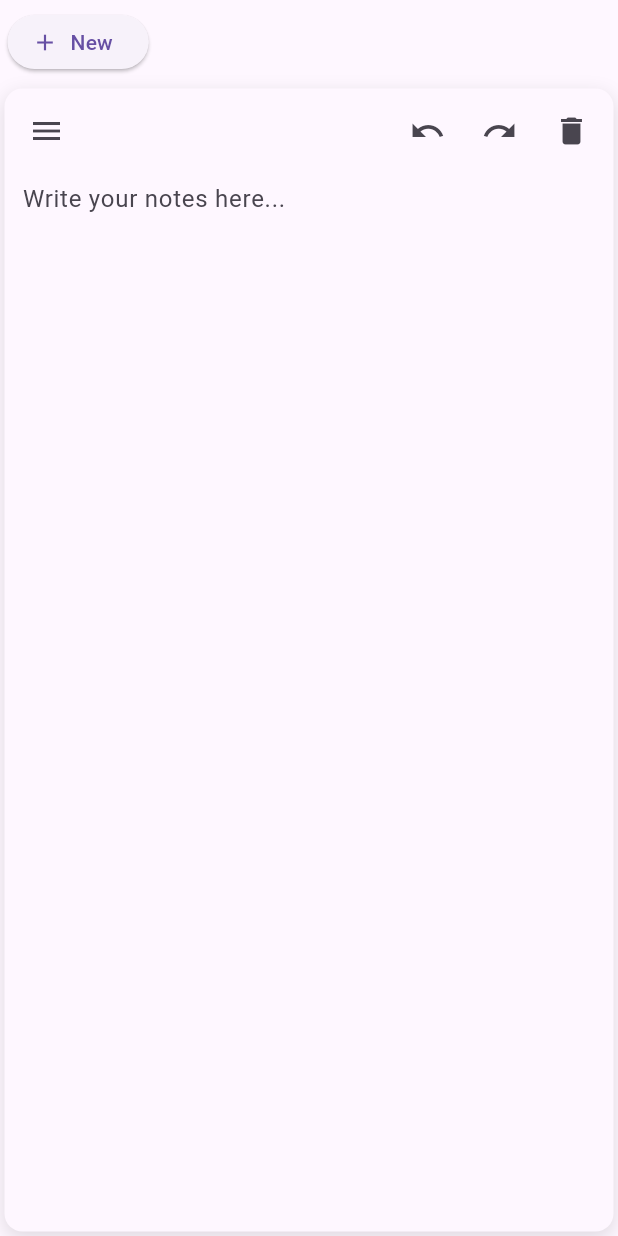
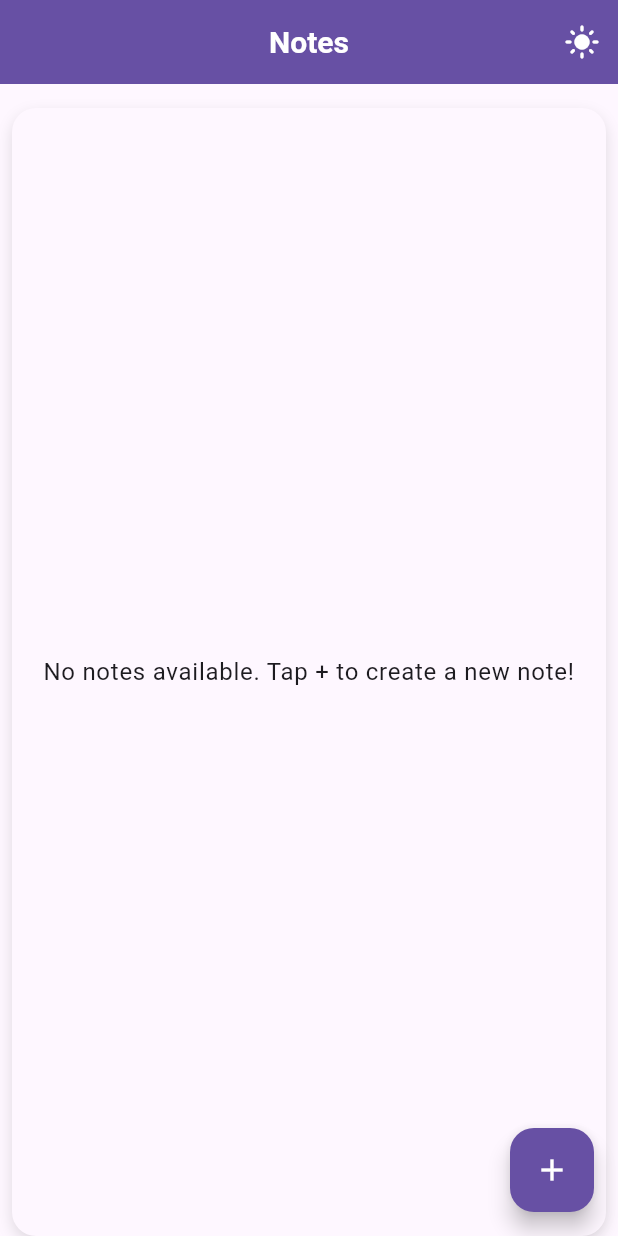
Before and after one commit to raj121276thakre/Flutter-Text-Editor, a Flutter app: the screen it shows after launch, on a phone screen of 412 x 824 dp. Run offline on Flutter 3.47's test engine with Material 3 defaults, Android fonts, the phone set to English and light mode, and no system bars; our stand-ins replace shared_preferences, sqflite; accounts and stored records are empty.

Commit message:
good ui done with floating Action with 4 butttons

```diff
--- a/lib/Screens/note_screen.dart
+++ b/lib/Screens/note_screen.dart
@@ -11,7 +11,7 @@ class NoteScreen extends StatefulWidget {
 }
 
 class _NoteScreenState extends State<NoteScreen> {
-  final GlobalKey<ScaffoldState> _scaffoldKey = GlobalKey<ScaffoldState>();
+  bool _isFabExpanded = false; // To track FAB expansion
 
   @override
   void initState() {
@@ -32,127 +32,113 @@ class _NoteScreenState extends State<NoteScreen> {
   @override
   Widget build(BuildContext context) {
     final noteProvider = Provider.of<NoteProvider>(context);
+    final themeProvider = Provider.of<ThemeProvider>(context);
+    final theme = Theme.of(context);
 
     return Scaffold(
-      key: _scaffoldKey,
-      drawer: SafeArea(
-        child: Drawer(
-          child: ListView(
-            padding: EdgeInsets.zero,
+      appBar: AppBar(
+        title: Text(
+          "Notes",
+          style: TextStyle(
+            color: theme.colorScheme.onPrimary,
+            fontWeight: FontWeight.bold,
+            fontSize: 20.0,
+          ),
+        ),
+        centerTitle: true,
+        backgroundColor: theme.colorScheme.primary,
+        elevation: 4.0,
+        actions: [
+          IconButton(
+            icon: Icon(
+              themeProvider.isDarkMode ? Icons.dark_mode : Icons.light_mode,
+              color: theme.colorScheme.onPrimary,
+            ),
+            tooltip: themeProvider.isDarkMode ? "Switch to Light Mode" : "Switch to Dark Mode",
+            onPressed: () {
+              themeProvider.toggleTheme(!themeProvider.isDarkMode);
+            },
+          ),
+        ],
+      ),
+      body: SafeArea(
+        child: Column(
           children: [
-              SwitchListTile(
-                title: const Text('Dark Mode'),
-                value: Provider.of<ThemeProvider>(context).isDarkMode,
-                onChanged: (value) {
-                  Provider.of<ThemeProvider>(context, listen: false)
-                      .toggleTheme(value);
+            // Custom Tabs Section (Horizontal Buttons)
+            Container(
+              color: theme.colorScheme.background,
+              padding: const EdgeInsets.symmetric(vertical: 8.0),
+              child: SingleChildScrollView(
+                scrollDirection: Axis.horizontal,
+                child: Row(
+                  children: [
+                    ...List.generate(
+                      noteProvider.notes.length,
+                      (index) {
+                        final isSelected =
+                            index == noteProvider.currentNoteIndex;
+                        return Padding(
+                          padding: const EdgeInsets.symmetric(horizontal: 6.0),
+                          child: ElevatedButton(
+                            style: ElevatedButton.styleFrom(
+                              backgroundColor: theme.colorScheme.background,
+                              foregroundColor: isSelected
+                                  ? theme.colorScheme.primary
+                                  : theme.colorScheme.onSurface,
+                              shape: RoundedRectangleBorder(
+                                borderRadius: BorderRadius.circular(12.0),
+                                side: BorderSide(
+                                  color: isSelected
+                                      ? theme.colorScheme.primary
+                                      : Colors.grey.shade300,
+                                ),
+                              ),
+                              elevation: 0,
+                            ),
+                            onPressed: () => noteProvider.selectNote(index),
+                            child: Text(
+                              noteProvider.notes[index].title,
+                              style: TextStyle(
+                                fontWeight: isSelected
+                                    ? FontWeight.bold
+                                    : FontWeight.normal,
+                              ),
+                            ),
+                          ),
+                        );
                       },
                     ),
                   ],
                 ),
               ),
             ),
-      body: SafeArea(
-        child: Column(
-          children: [
-            Container(
-              margin: const EdgeInsets.symmetric(vertical: 8.0),
-              height: 40,
-              padding: const EdgeInsets.symmetric(horizontal: 2.0, vertical: 2),
-              child: ListView.builder(
-                scrollDirection: Axis.horizontal,
-                itemCount: noteProvider.notes.length + 1,
-                itemBuilder: (context, index) {
-                  if (index == noteProvider.notes.length) {
-                    return Padding(
-                      padding: const EdgeInsets.symmetric(horizontal: 3.0),
-                      child: ElevatedButton.icon(
-                        onPressed: () => noteProvider.createNewNote(),
-                        icon: const Icon(Icons.add),
-                        label: const Text('New'),
-                      ),
-                    );
-                  }
-
-                  final note = noteProvider.notes[index];
-                  final isSelected = index == noteProvider.currentNoteIndex;
-
-                  return Padding(
-                    padding: const EdgeInsets.symmetric(horizontal: 3.0),
-                    child: ElevatedButton.icon(
-                      style: ElevatedButton.styleFrom(
-                        backgroundColor: isSelected
-                            ? Theme.of(context).colorScheme.primary
-                            : Colors.grey[200],
-                      ),
-                      icon: Icon(
-                        Icons.edit,
-                        color: isSelected ? Colors.white : Colors.black,
-                      ),
-                      onPressed: () => noteProvider.selectNote(index),
-                      label: Text(
-                        note.title,
-                        overflow: TextOverflow.ellipsis,
-                        style: TextStyle(
-                          color: isSelected ? Colors.white : Colors.black,
-                        ),
-                      ),
-                    ),
-                  );
-                },
-              ),
-            ),
+            // Note Editor Section
             Expanded(
               child: Container(
-                margin: const EdgeInsets.all(3.0),
-                padding: const EdgeInsets.all(4.0),
+                margin: const EdgeInsets.symmetric(horizontal: 8.0),
+                padding: const EdgeInsets.symmetric(horizontal: 16.0),
                 decoration: BoxDecoration(
-                  color: Theme.of(context).colorScheme.surface,
-                  borderRadius: BorderRadius.circular(12.0),
+                  color: theme.colorScheme.surface,
+                  borderRadius: BorderRadius.circular(16.0),
                   boxShadow: const [
                     BoxShadow(
                       color: Colors.black12,
-                      blurRadius: 10.0,
+                      blurRadius: 8.0,
                       offset: Offset(0, 4),
                     ),
                   ],
                 ),
-                child: Column(
-                  children: [
-                    Padding(
-                      padding: const EdgeInsets.only(bottom: 2.0),
-                      child: Row(
-                        children: [
-                          IconButton(
-                            icon: const Icon(Icons.menu),
-                            tooltip: 'Open Drawer',
-                            onPressed: () {
-                              _scaffoldKey.currentState?.openDrawer();
-                            },
+                child: noteProvider.notes.isEmpty
+                    ? Center(
+                        child: Text(
+                          "No notes available. Tap + to create a new note!",
+                          style: theme.textTheme.bodyLarge?.copyWith(
+                            color: theme.colorScheme.onSurface,
                           ),
-                          const Spacer(),
-                          IconButton(
-                            icon: const Icon(Icons.undo),
-                            tooltip: 'Undo',
-                            onPressed: noteProvider.undo,
+                          textAlign: TextAlign.center,
                         ),
-                          IconButton(
-                            icon: const Icon(Icons.redo),
-                            tooltip: 'Redo',
-                            onPressed: noteProvider.redo,
-                          ),
-                          IconButton(
-                            icon: const Icon(Icons.delete),
-                            tooltip: 'Delete Note',
-                            onPressed: () => noteProvider.deleteCurrentNote(),
-                          ),
-                        ],
-                      ),
-                    ),
-                    Expanded(
-                      child: Padding(
-                        padding: const EdgeInsets.symmetric(horizontal: 8.0),
-                        child: TextField(
+                      )
+                    : TextField(
                         controller: noteProvider.currentNoteController,
                         maxLines: null,
                         expands: true,
@@ -161,16 +147,57 @@ class _NoteScreenState extends State<NoteScreen> {
                           hintText: "Write your notes here...",
                           border: InputBorder.none,
                         ),
-                          style: const TextStyle(fontSize: 16),
+                        style: theme.textTheme.bodyLarge,
                       ),
               ),
             ),
           ],
         ),
       ),
+      floatingActionButton: Column(
+        mainAxisSize: MainAxisSize.min,
+        crossAxisAlignment: CrossAxisAlignment.end,
+        children: [
+          if (_isFabExpanded) ...[
+            FloatingActionButton.small(
+              heroTag: "new_note",
+              onPressed: noteProvider.createNewNote,
+              backgroundColor: theme.colorScheme.primary,
+              child: const Icon(Icons.note_add, color: Colors.white),
+            ),
+            const SizedBox(height: 8),
+            FloatingActionButton.small(
+              heroTag: "undo",
+              onPressed: noteProvider.undo,
+              backgroundColor: theme.colorScheme.primary,
+              child: const Icon(Icons.undo, color: Colors.white),
+            ),
+            const SizedBox(height: 8),
+            FloatingActionButton.small(
+              heroTag: "redo",
+              onPressed: noteProvider.redo,
+              backgroundColor: theme.colorScheme.primary,
+              child: const Icon(Icons.redo, color: Colors.white),
+            ),
+            const SizedBox(height: 8),
+            FloatingActionButton.small(
+              heroTag: "delete",
+              onPressed: noteProvider.deleteCurrentNote,
+              backgroundColor: Colors.redAccent,
+              child: const Icon(Icons.delete, color: Colors.white,),
+            ),
+            const SizedBox(height: 8),
+          ],
+          FloatingActionButton(
+            onPressed: () {
+              setState(() {
+                _isFabExpanded = !_isFabExpanded;
+              });
+            },
+            backgroundColor: theme.colorScheme.primary,
+            child: Icon(_isFabExpanded ? Icons.close : Icons.add, color: Colors.white),
           ),
         ],
-        ),
       ),
     );
   }
```
Also changed, not shown: lib/Providers/note_provider.dart (line endings or trailing spaces), lib/Providers/theme_provider.dart (line endings or trailing spaces), lib/main.dart (line endings or trailing spaces). Lines whose indentation alone changed are shown as unchanged.
